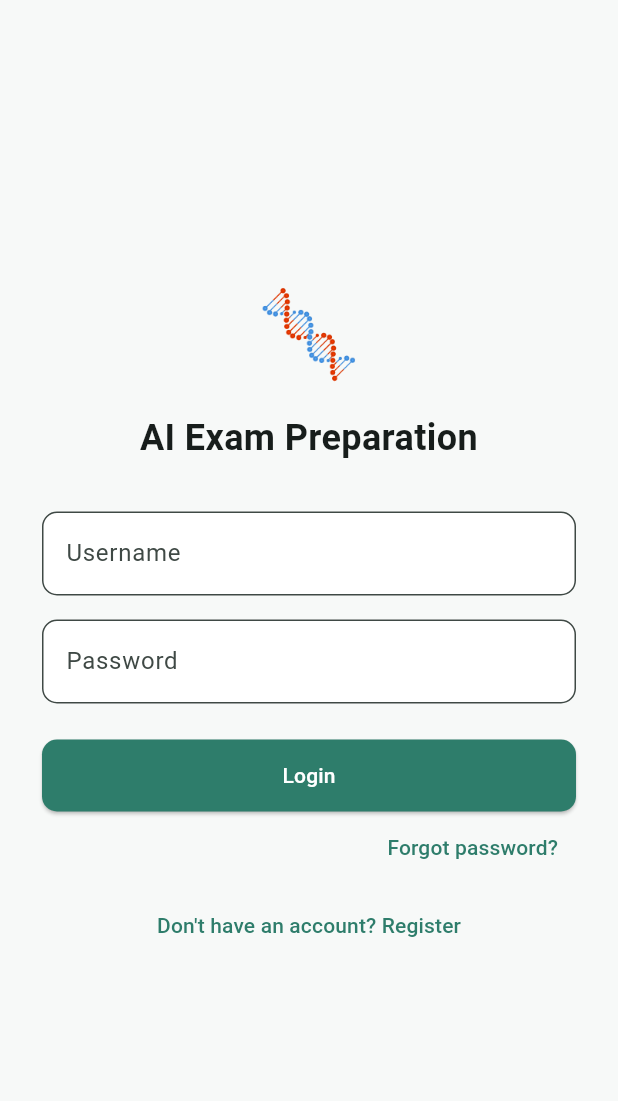
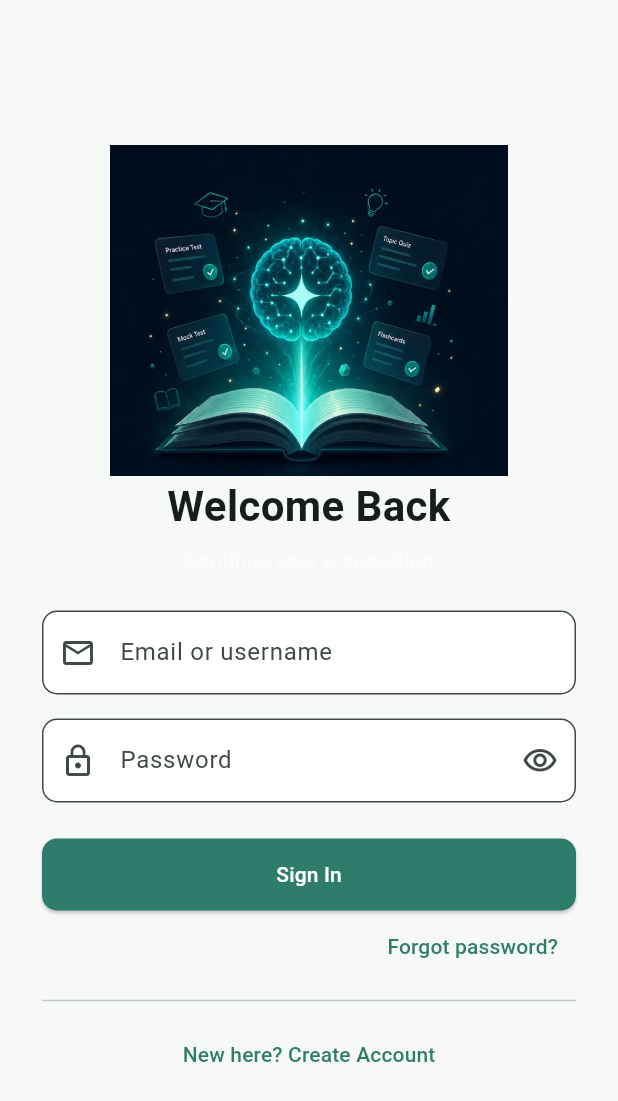
Before and after one commit to ABDULLAHkap/testing_app, a Flutter app: the screen it shows after launch, on a phone screen of 412 x 824 dp. Shown: the top 1101 px of the screen. Run offline on Flutter 3.47's test engine with Material 3 defaults, Android fonts, the phone set to English and light mode, and no system bars; our stand-ins replace flutter_secure_storage, share_plus; missing offline and left inert: dart:html; accounts and stored records are empty.

Commit message:
Add animated educational visuals to core app screens

```diff
--- a/mdcat_app/lib/main.dart
+++ b/mdcat_app/lib/main.dart
@@ -23,7 +23,7 @@
       child: Consumer<ThemeProvider>(
         builder: (context, themeProvider, _) {
           return MaterialApp(
-            title: 'AI Exam Preparation',
+            title: 'Exam Preparation',
             debugShowCheckedModeBanner: false,
             theme: AppTheme.theme,
             darkTheme: AppTheme.darkTheme,
--- a/mdcat_app/lib/screens/auth/login_screen.dart
+++ b/mdcat_app/lib/screens/auth/login_screen.dart
@@ -2,6 +2,7 @@
 import 'package:provider/provider.dart';
 
 import '../../services/auth_provider.dart';
+import '../../widgets/animated_hero_image.dart';
 import '../home/home_screen.dart';
 import 'forgot_password_screen.dart';
 import 'register_screen.dart';
@@ -18,6 +19,7 @@
   final _usernameController = TextEditingController();
   final _passwordController = TextEditingController();
   bool _loading = false;
+  bool _obscurePassword = true;
 
   @override
   void dispose() {
@@ -63,29 +65,47 @@
                 mainAxisSize: MainAxisSize.min,
                 crossAxisAlignment: CrossAxisAlignment.stretch,
                 children: [
+                  const AnimatedHeroImage(
+                    asset: 'assets/images/login_knowledge.webp',
+                    height: 220,
+                  ),
                   const Text(
-                    "🧬",
-                    style: TextStyle(fontSize: 56),
+                    "Welcome Back",
+                    style: TextStyle(fontSize: 28, fontWeight: FontWeight.bold),
                     textAlign: TextAlign.center,
                   ),
-                  const SizedBox(height: 12),
+                  const SizedBox(height: 6),
                   const Text(
-                    "AI Exam Preparation",
-                    style: TextStyle(fontSize: 24, fontWeight: FontWeight.bold),
+                    "Continue your preparation",
+                    style: TextStyle(color: Colors.white54),
                     textAlign: TextAlign.center,
                   ),
-                  const SizedBox(height: 32),
+                  const SizedBox(height: 24),
                   TextFormField(
                     controller: _usernameController,
-                    decoration: const InputDecoration(labelText: "Username"),
+                    decoration: const InputDecoration(
+                      labelText: "Email or username",
+                      prefixIcon: Icon(Icons.email_outlined),
+                    ),
                     validator: (v) =>
                         (v == null || v.isEmpty) ? "Enter your username" : null,
                   ),
                   const SizedBox(height: 16),
                   TextFormField(
                     controller: _passwordController,
-                    decoration: const InputDecoration(labelText: "Password"),
-                    obscureText: true,
+                    decoration: InputDecoration(
+                      labelText: "Password",
+                      prefixIcon: const Icon(Icons.lock_outline),
+                      suffixIcon: IconButton(
+                        icon: Icon(
+                          _obscurePassword ? Icons.visibility_outlined : Icons.visibility_off_outlined,
+                        ),
+                        onPressed: () => setState(
+                          () => _obscurePassword = !_obscurePassword,
+                        ),
+                      ),
+                    ),
+                    obscureText: _obscurePassword,
                     validator: (v) =>
                         (v == null || v.isEmpty) ? "Enter your password" : null,
                   ),
@@ -101,7 +121,7 @@
                               color: Colors.white,
                             ),
                           )
-                        : const Text("Login"),
+                        : const Text("Sign In"),
                   ),
                   Align(
                     alignment: Alignment.centerRight,
@@ -114,14 +134,14 @@
                       child: const Text("Forgot password?"),
                     ),
                   ),
-                  const SizedBox(height: 4),
+                  const Divider(height: 24),
                   TextButton(
                     onPressed: () {
                       Navigator.of(context).push(
                         MaterialPageRoute(builder: (_) => const RegisterScreen()),
                       );
                     },
-                    child: const Text("Don't have an account? Register"),
+                    child: const Text("New here? Create Account"),
                   ),
                 ],
               ),
--- a/mdcat_app/lib/screens/auth/register_screen.dart
+++ b/mdcat_app/lib/screens/auth/register_screen.dart
@@ -3,6 +3,7 @@
 import 'package:provider/provider.dart';
 
 import '../../services/auth_provider.dart';
+import '../../widgets/animated_hero_image.dart';
 import 'verify_email_screen.dart';
 
 class RegisterScreen extends StatefulWidget {
@@ -81,6 +82,16 @@
                 mainAxisSize: MainAxisSize.min,
                 crossAxisAlignment: CrossAxisAlignment.stretch,
                 children: [
+                  const AnimatedHeroImage(
+                    asset: 'assets/images/signup_knowledge.webp',
+                    height: 180,
+                  ),
+                  const Text(
+                    'Start your preparation',
+                    textAlign: TextAlign.center,
+                    style: TextStyle(color: Colors.white54),
+                  ),
+                  const SizedBox(height: 20),
                   TextFormField(
                     controller: _usernameController,
                     decoration: const InputDecoration(labelText: "Username"),
@@ -156,7 +167,12 @@
                               color: Colors.white,
                             ),
                           )
-                        : const Text("Register"),
+                        : const Text("Create Account"),
+                  ),
+                  const SizedBox(height: 8),
+                  TextButton(
+                    onPressed: () => Navigator.of(context).pop(),
+                    child: const Text('Already registered? Sign In'),
                   ),
                 ],
               ),
--- a/mdcat_app/lib/screens/home/home_screen.dart
+++ b/mdcat_app/lib/screens/home/home_screen.dart
@@ -5,6 +5,7 @@
 import '../../services/api_client.dart';
 import '../../models/models.dart';
 import '../../widgets/exam_countdown_card.dart';
+import '../../widgets/animated_hero_image.dart';
 import '../auth/login_screen.dart';
 import '../admin/admin_screen.dart';
 import '../admin/communications_screen.dart';
@@ -93,6 +94,13 @@
               crossAxisAlignment: CrossAxisAlignment.start,
               children: [
                 _topBar(),
+                const SizedBox(height: 12),
+                AnimatedHeroImage(
+                  asset: 'assets/images/dashboard_knowledge.webp',
+                  height: 145,
+                  fit: BoxFit.cover,
+                  borderRadius: BorderRadius.circular(18),
+                ),
                 const SizedBox(height: 16),
                 ExamCountdownCard(
                   username: username,
--- a/mdcat_app/lib/screens/quiz/quiz_result_screen.dart
+++ b/mdcat_app/lib/screens/quiz/quiz_result_screen.dart
@@ -3,6 +3,7 @@
 import '../../models/models.dart';
 import '../../services/api_client.dart';
 import '../../services/file_saver.dart';
+import '../../widgets/animated_hero_image.dart';
 import '../home/home_screen.dart';
 
 class QuizResultScreen extends StatefulWidget {
@@ -71,6 +72,13 @@
         child: Column(
           crossAxisAlignment: CrossAxisAlignment.stretch,
           children: [
+            AnimatedHeroImage(
+              asset: 'assets/images/results_trophy.webp',
+              height: 190,
+              fit: BoxFit.cover,
+              borderRadius: BorderRadius.circular(18),
+            ),
+            const SizedBox(height: 18),
             Center(
               child: Column(
                 children: [
--- a/mdcat_app/lib/screens/settings/server_settings_screen.dart
+++ b/mdcat_app/lib/screens/settings/server_settings_screen.dart
@@ -161,7 +161,7 @@
       scheme: "mailto",
       path: email,
       queryParameters: {
-        "subject": "AI Exam Preparation - Help or Problem Report",
+        "subject": "Exam Preparation - Help or Problem Report",
       },
     );
     if (!await launchUrl(uri)) {
--- a/mdcat_app/lib/screens/tests/tests_screen.dart
+++ b/mdcat_app/lib/screens/tests/tests_screen.dart
@@ -81,7 +81,7 @@
         const Padding(
           padding: EdgeInsets.only(bottom: 12),
           child: Text(
-            "Generate fresh AI quizzes — needs an internet connection.",
+            "Generate fresh quizzes — needs an internet connection.",
             style: TextStyle(color: Colors.white54, fontSize: 13),
           ),
         ),
--- a/mdcat_app/lib/services/api_client.dart
+++ b/mdcat_app/lib/services/api_client.dart
@@ -252,7 +252,7 @@
   // ---------------- MCQ generation ----------------
 
   /// Generates MCQs. Leave `text` null for the default no-upload flow —
-  /// the AI generates questions for the signed-in user's selected exam for
+  /// the service generates questions for the signed-in user's selected exam for
   /// the given subject/topic. Pass `text` only if grounding questions in
   /// uploaded material (legacy upload flow).
   Future<QuizSet> generateMcqs({
--- /dev/null
+++ b/mdcat_app/lib/widgets/animated_hero_image.dart
@@ -0,0 +1,60 @@
+import 'package:flutter/material.dart';
+
+class AnimatedHeroImage extends StatefulWidget {
+  final String asset;
+  final double height;
+  final BoxFit fit;
+  final BorderRadius? borderRadius;
+
+  const AnimatedHeroImage({
+    super.key,
+    required this.asset,
+    required this.height,
+    this.fit = BoxFit.contain,
+    this.borderRadius,
+  });
+
+  @override
+  State<AnimatedHeroImage> createState() => _AnimatedHeroImageState();
+}
+
+class _AnimatedHeroImageState extends State<AnimatedHeroImage>
+    with SingleTickerProviderStateMixin {
+  late final AnimationController _controller;
+  late final Animation<double> _scale;
+
+  @override
+  void initState() {
+    super.initState();
+    _controller = AnimationController(
+      vsync: this,
+      duration: const Duration(seconds: 3),
+    )..repeat(reverse: true);
+    _scale = Tween<double>(begin: 0.985, end: 1.015).animate(
+      CurvedAnimation(parent: _controller, curve: Curves.easeInOut),
+    );
+  }
+
+  @override
+  void dispose() {
+    _controller.dispose();
+    super.dispose();
+  }
+
+  @override
+  Widget build(BuildContext context) {
+    Widget image = ScaleTransition(
+      scale: _scale,
+      child: Image.asset(
+        widget.asset,
+        height: widget.height,
+        width: double.infinity,
+        fit: widget.fit,
+      ),
+    );
+    if (widget.borderRadius != null) {
+      image = ClipRRect(borderRadius: widget.borderRadius!, child: image);
+    }
+    return SizedBox(height: widget.height, child: image);
+  }
+}
--- a/mdcat_app/pubspec.yaml
+++ b/mdcat_app/pubspec.yaml
@@ -1,5 +1,5 @@
 name: mdcat_app
-description: MDCAT AI Preparation mobile app
+description: Multi-exam preparation mobile app
 publish_to: 'none'
 version: 1.0.0+1
 
@@ -26,3 +26,5 @@
 
 flutter:
   uses-material-design: true
+  assets:
+    - assets/images/
```
Also changed, not shown: mdcat_app/assets/images/dashboard_knowledge.webp (added), mdcat_app/assets/images/login_knowledge.webp (added), mdcat_app/assets/images/results_trophy.webp (added), mdcat_app/assets/images/signup_knowledge.webp (added), 1 other file.
